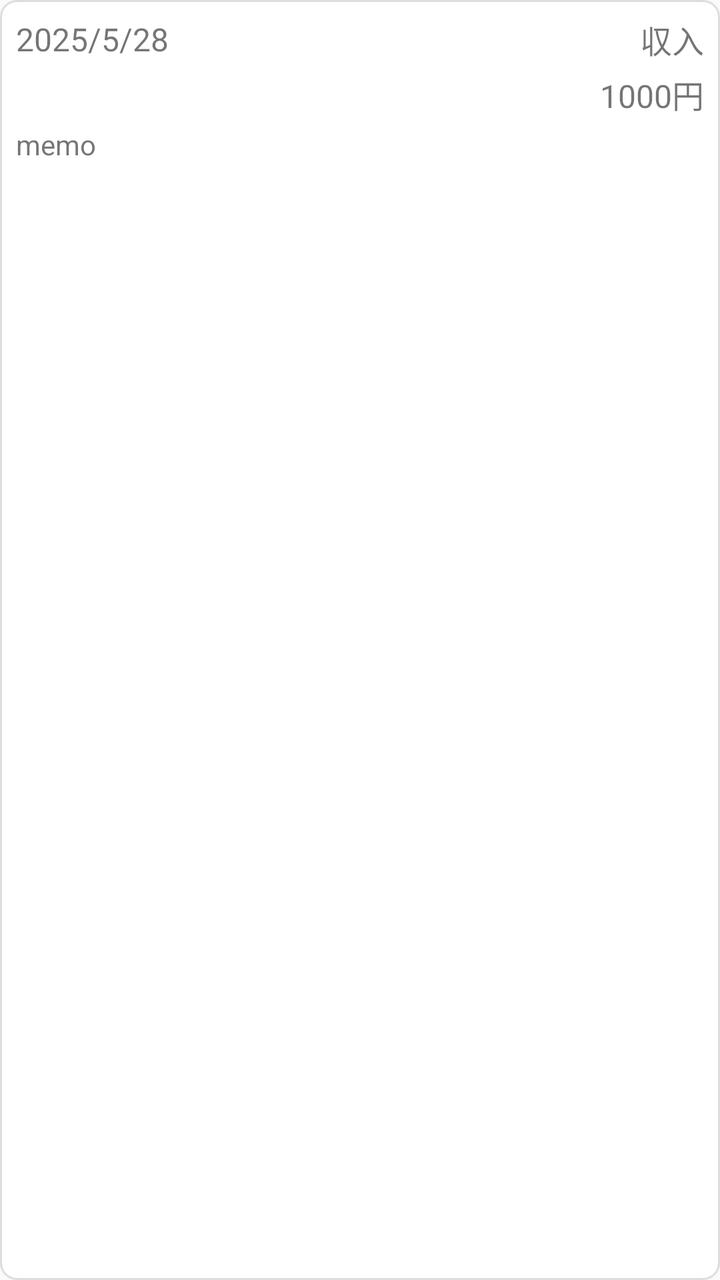
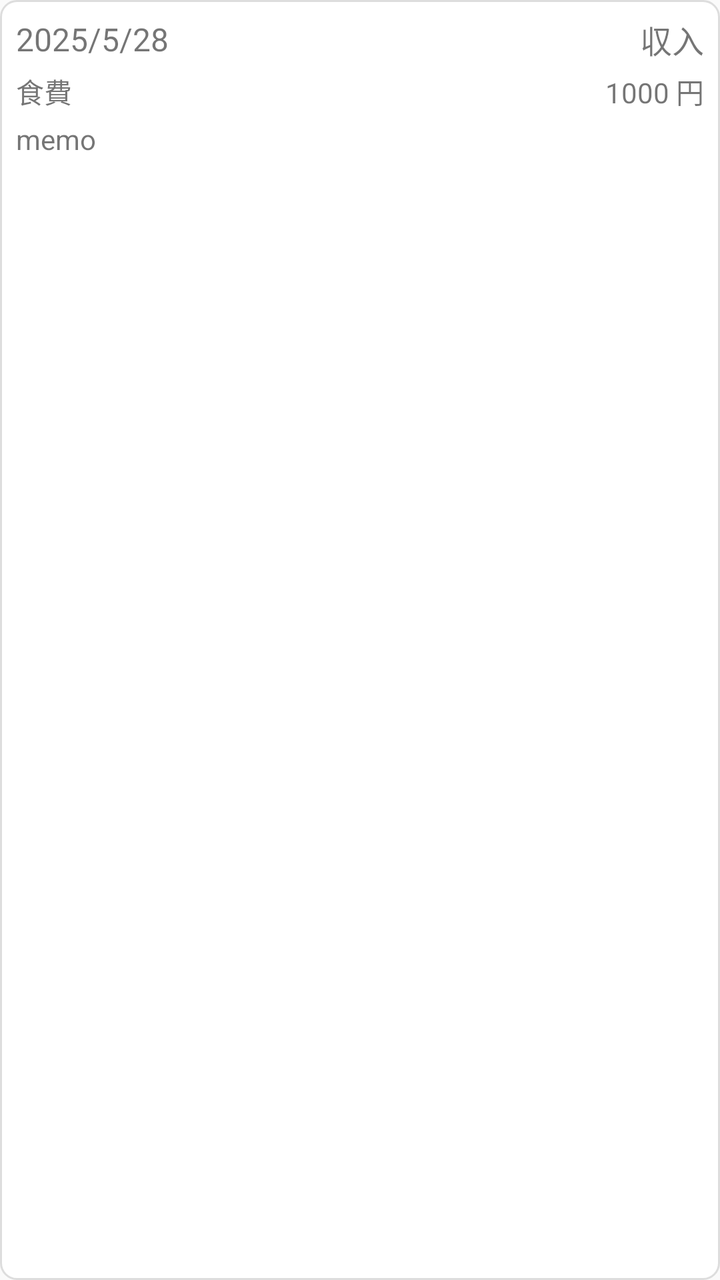

An Android layout rendered at two revisions. The XML below is the earlier revision; the diff shows what the commit changed to produce the second picture.
<!-- AndroidManifest.xml: application theme Theme.OkoLog -->
<!-- res/layout/item_transaction.xml -->
<?xml version="1.0" encoding="utf-8"?>

<LinearLayout xmlns:android="http://schemas.android.com/apk/res/android"
    android:layout_width="match_parent"
    android:layout_height="wrap_content"
    android:orientation="vertical"
    android:background="@drawable/item_background"
    android:layout_margin="4dp">

    
    <LinearLayout
        android:layout_width="match_parent"
        android:layout_height="wrap_content"
        android:orientation="horizontal"
        android:gravity="center_vertical">

        <TextView
            android:id="@+id/text_date"
            android:layout_width="0dp"
            android:layout_height="wrap_content"
            android:layout_weight="1"
            android:text="2025/5/28"
            android:textSize="16sp" />

        <TextView
            android:id="@+id/text_type"
            android:layout_width="wrap_content"
            android:layout_height="wrap_content"
            android:text="収入"
            android:textSize="16sp" />
    </LinearLayout>

    
    <TextView
        android:id="@+id/text_amount"
        android:layout_width="match_parent"
        android:layout_height="wrap_content"
        android:gravity="end"
        android:text="1000円"
        android:textSize="16sp"
        android:layout_marginTop="4dp"/>

    
    <TextView
        android:id="@+id/text_memo"
        android:layout_width="wrap_content"
        android:layout_height="wrap_content"
        android:text="memo"
        android:textSize="14sp"
        android:layout_marginTop="4dp"/>
</LinearLayout>
<!-- resources referenced by this layout -->
<resources>
  <!-- drawable item_background (drawable) -->
  <?xml version="1.0" encoding="utf-8"?>
  
  <shape xmlns:android="http://schemas.android.com/apk/res/android">
      <solid android:color="#FFFFFF" /> 
      <stroke android:width="1dp" android:color="#DDDDDD" /> 
      <corners android:radius="8dp" /> 
      <padding
          android:bottom="8dp"
          android:left="8dp"
          android:right="8dp"
          android:top="8dp" />
  </shape>
  <style name="Theme.OkoLog" parent="Theme.AppCompat.Light.NoActionBar" />
</resources>

<!-- the commit's change to res/layout/item_transaction.xml (unified diff, before → after) -->
@@ -31,14 +31,27 @@
     </LinearLayout>
 
     
-    <TextView
-        android:id="@+id/text_amount"
+    <LinearLayout
         android:layout_width="match_parent"
         android:layout_height="wrap_content"
-        android:gravity="end"
-        android:text="1000円"
-        android:textSize="16sp"
-        android:layout_marginTop="4dp"/>
+        android:orientation="horizontal"
+        android:layout_marginTop="4dp">
+
+        <TextView
+            android:id="@+id/category_text"
+            android:layout_width="0dp"
+            android:layout_weight="1"
+            android:layout_height="wrap_content"
+            android:text="食費"
+            android:textSize="14sp" />
+
+        <TextView
+            android:id="@+id/text_amount"
+            android:layout_width="wrap_content"
+            android:layout_height="wrap_content"
+            android:text="1000 円"
+            android:textSize="14sp"/>
+    </LinearLayout>
 
     
     <TextView
